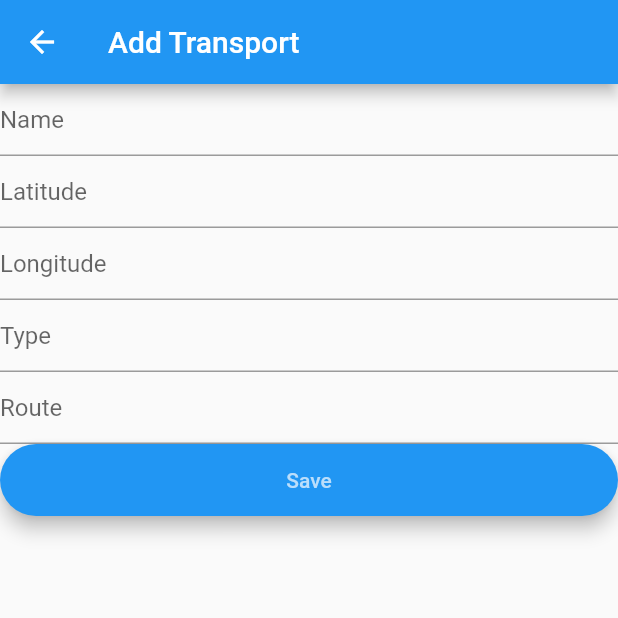
After one commit to kshitijv256/TransitX, a Flutter app: the AddTransport screen opened directly, after a tap on "Save", on a phone screen of 412 x 824 dp, the top half of it. The commit adds this screen. Run offline on Flutter 3.47's test engine with Material 2 defaults, Android fonts, the phone set to English and light mode, and no system bars; our stand-ins replace cloud_firestore, firebase_auth, firebase_core, google_maps_flutter, google_sign_in, location and 1 more; missing offline and left inert: flutter_polyline_points; accounts and stored records are empty.

Commit message:
added transport functions

```diff
--- /dev/null
+++ b/lib/screens/add_transport.dart
@@ -0,0 +1,110 @@
+import 'package:flutter/material.dart';
+
+import '../services/crud.dart';
+
+class AddTransport extends StatefulWidget {
+  const AddTransport({super.key});
+
+  @override
+  State<AddTransport> createState() => _AddTransportState();
+}
+
+class _AddTransportState extends State<AddTransport> {
+  final name = TextEditingController();
+  final lat = TextEditingController();
+  final long = TextEditingController();
+  final type = TextEditingController();
+  final route = TextEditingController();
+
+  final GlobalKey<FormState> _formKey = GlobalKey<FormState>();
+
+  @override
+  Widget build(BuildContext context) {
+    final SaveButon = Material(
+      elevation: 5.0,
+      borderRadius: BorderRadius.circular(30.0),
+      color: Theme.of(context).primaryColor,
+      child: MaterialButton(
+        minWidth: MediaQuery.of(context).size.width,
+        padding: const EdgeInsets.fromLTRB(20.0, 15.0, 20.0, 15.0),
+        onPressed: () async {
+          if (_formKey.currentState!.validate()) {
+            var response = await FirebaseCrud.addTransport(
+              name: name.text,
+              lat: double.parse(lat.text),
+              long: double.parse(long.text),
+              type: type.text,
+              route: route.text,
+            );
+            if (response.code != 200) {
+              showDialog(
+                  context: context,
+                  builder: (context) {
+                    return AlertDialog(
+                      content: Text(response.message.toString()),
+                    );
+                  });
+            } else {
+              showDialog(
+                  context: context,
+                  builder: (context) {
+                    return AlertDialog(
+                      content: Text(response.message.toString()),
+                    );
+                  });
+            }
+          }
+        },
+        child: Text(
+          "Save",
+          style: TextStyle(color: Theme.of(context).primaryColorLight),
+          textAlign: TextAlign.center,
+        ),
+      ),
+    );
+
+    return Scaffold(
+      appBar: AppBar(
+        title: const Text('Add Transport'),
+      ),
+      body: Form(
+        key: _formKey,
+        child: Column(
+          children: [
+            TextFormField(
+              controller: name,
+              decoration: const InputDecoration(
+                hintText: 'Name',
+              ),
+            ),
+            TextFormField(
+              controller: lat,
+              decoration: const InputDecoration(
+                hintText: 'Latitude',
+              ),
+            ),
+            TextFormField(
+              controller: long,
+              decoration: const InputDecoration(
+                hintText: 'Longitude',
+              ),
+            ),
+            TextFormField(
+              controller: type,
+              decoration: const InputDecoration(
+                hintText: 'Type',
+              ),
+            ),
+            TextFormField(
+              controller: route,
+              decoration: const InputDecoration(
+                hintText: 'Route',
+              ),
+            ),
+            SaveButon,
+          ],
+        ),
+      ),
+    );
+  }
+}
--- a/lib/screens/adduser.dart
+++ b/lib/screens/adduser.dart
@@ -1,5 +1,3 @@
-import 'dart:ffi';
-
 import 'package:flutter/material.dart';
 
 import '../services/crud.dart';
@@ -45,7 +43,7 @@ class _AddPage extends State<AddPage> {
         },
         decoration: InputDecoration(
             contentPadding: const EdgeInsets.fromLTRB(20.0, 15.0, 20.0, 15.0),
-            hintText: "Position",
+            hintText: "latitude",
             border:
                 OutlineInputBorder(borderRadius: BorderRadius.circular(32.0))));
     final contactField = TextFormField(
@@ -58,7 +56,7 @@ class _AddPage extends State<AddPage> {
         },
         decoration: InputDecoration(
             contentPadding: const EdgeInsets.fromLTRB(20.0, 15.0, 20.0, 15.0),
-            hintText: "Contact Number",
+            hintText: "longitude",
             border:
                 OutlineInputBorder(borderRadius: BorderRadius.circular(32.0))));
 
--- a/lib/services/crud.dart
+++ b/lib/services/crud.dart
@@ -2,7 +2,9 @@ import 'package:cloud_firestore/cloud_firestore.dart';
 import '../models/response.dart';
 
 final FirebaseFirestore _firestore = FirebaseFirestore.instance;
-final CollectionReference _Collection = _firestore.collection('User');
+final CollectionReference _UserCollection = _firestore.collection('User');
+final CollectionReference _TranspCollection =
+    _firestore.collection('Transport');
 
 class FirebaseCrud {
   static Future<Response> addUser({
@@ -11,7 +13,7 @@ class FirebaseCrud {
     required double long,
   }) async {
     Response response = Response();
-    DocumentReference documentReferencer = _Collection.doc();
+    DocumentReference documentReferencer = _UserCollection.doc();
 
     Map<String, dynamic> data = <String, dynamic>{
       "name": name,
@@ -26,12 +28,11 @@ class FirebaseCrud {
       response.code = 500;
       response.message = e;
     });
-
     return response;
   }
 
   static Stream<QuerySnapshot> readUser() {
-    CollectionReference notesItemCollection = _Collection;
+    CollectionReference notesItemCollection = _UserCollection;
 
     return notesItemCollection.snapshots();
   }
@@ -43,7 +44,7 @@ class FirebaseCrud {
     required String docId,
   }) async {
     Response response = Response();
-    DocumentReference documentReferencer = _Collection.doc(docId);
+    DocumentReference documentReferencer = _UserCollection.doc(docId);
 
     Map<String, dynamic> data = <String, dynamic>{
       "name": name,
@@ -61,4 +62,71 @@ class FirebaseCrud {
 
     return response;
   }
+
+///////////////
+
+  static Future<Response> addTransport({
+    required String name,
+    required double lat,
+    required double long,
+    required String type,
+    required String route,
+  }) async {
+    Response response = Response();
+    DocumentReference documentReferencer = _TranspCollection.doc();
+
+    Map<String, dynamic> data = <String, dynamic>{
+      "name": name,
+      "lat": lat,
+      "long": long,
+      "type": type,
+      "route": route
+    };
+
+    var result = await documentReferencer.set(data).whenComplete(() {
+      response.code = 200;
+      response.message = "Sucessfully added to the database";
+    }).catchError((e) {
+      response.code = 500;
+      response.message = e;
+    });
+
+    return response;
+  }
+
+  static Stream<QuerySnapshot> readTransport() {
+    CollectionReference notesItemCollection = _TranspCollection;
+
+    return notesItemCollection.snapshots();
+  }
+
+  static Future<Response> updateTransport({
+    required String name,
+    required double lat,
+    required double long,
+    required String type,
+    required String route,
+    required String docId,
+  }) async {
+    Response response = Response();
+    DocumentReference documentReferencer = _TranspCollection.doc(docId);
+
+    Map<String, dynamic> data = <String, dynamic>{
+      "name": name,
+      "lat": lat,
+      "long": long,
+      "type": type,
+      "route": route
+    };
+
+    await documentReferencer.update(data).whenComplete(() {
+      response.code = 200;
+      response.message = "Sucessfully updated Transport";
+    }).catchError((e) {
+      response.code = 500;
+      response.message = e;
+    });
+
+    return response;
+  }
 }
```
Also changed, not shown: lib/screens/listpage.dart (+17 -0 lines).
